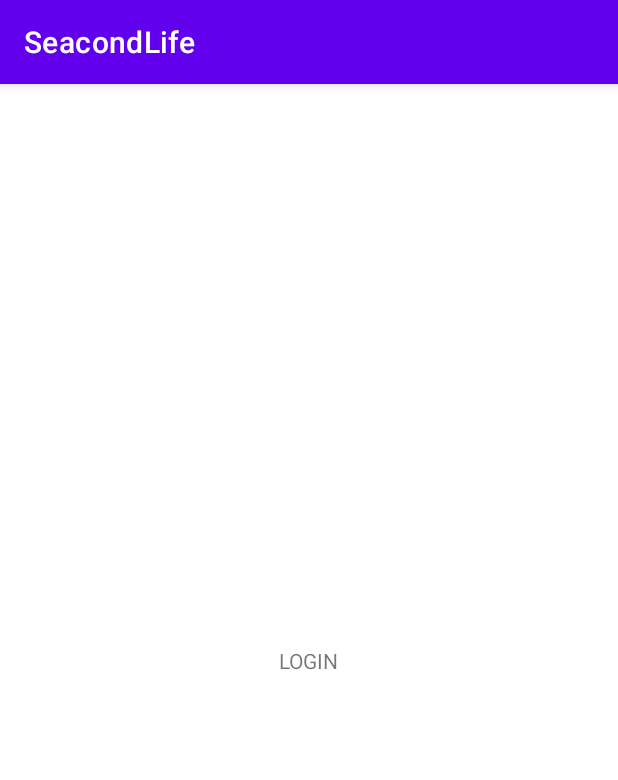
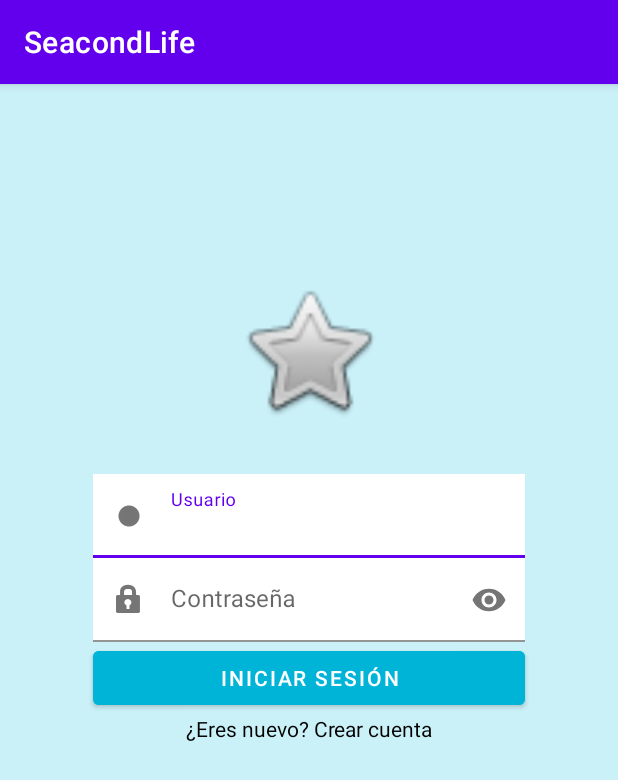
Before and after one commit to 6TenYi9/SeacondLife, an Android app: the screen it shows after launch (LoginActivity), on a phone screen of 412 x 824 dp. Shown: the top 780 px of the screen. Run offline under Robolectric (Android 15) with nearby library versions, the phone set to English and light mode, and no system bars.

Commit message:
created XML for login activity

```diff
--- a/app/src/main/res/layout/activity_login.xml
+++ b/app/src/main/res/layout/activity_login.xml
@@ -4,15 +4,95 @@
     xmlns:tools="http://schemas.android.com/tools"
     android:layout_width="match_parent"
     android:layout_height="match_parent"
+    android:background="@color/verylightblue"
     tools:context=".LoginActivity">
 
+    <ImageView
+        android:id="@+id/logo"
+        android:layout_width="100dp"
+        android:layout_height="100dp"
+        android:layout_marginTop="128dp"
+        android:src="@android:drawable/btn_star"
+        app:layout_constraintEnd_toEndOf="parent"
+        app:layout_constraintStart_toStartOf="parent"
+        app:layout_constraintTop_toTopOf="parent" />
+
+    <com.google.android.material.textfield.TextInputLayout
+        android:id="@+id/tilUsername"
+        android:layout_width="0dp"
+        android:layout_height="wrap_content"
+        android:layout_marginTop="32dp"
+        app:layout_constraintEnd_toEndOf="@id/guideline2"
+        app:layout_constraintStart_toStartOf="@id/guideline1"
+        app:layout_constraintTop_toBottomOf="@id/logo"
+        app:startIconDrawable="@android:drawable/presence_online">
+
+        <EditText
+            android:layout_width="match_parent"
+            android:layout_height="wrap_content"
+            android:background="@color/white"
+            android:hint="Usuario"
+            android:imeOptions="actionDone" />
+
+    </com.google.android.material.textfield.TextInputLayout>
+
+    <com.google.android.material.textfield.TextInputLayout
+        android:id="@+id/tilPassword"
+        android:layout_width="0dp"
+        android:layout_height="wrap_content"
+        app:layout_constraintEnd_toEndOf="@id/guideline2"
+        app:layout_constraintStart_toStartOf="@id/guideline1"
+        app:layout_constraintTop_toBottomOf="@id/tilUsername"
+        app:passwordToggleEnabled="true"
+        app:startIconDrawable="@android:drawable/ic_lock_idle_lock">
+
+        <EditText
+            android:layout_width="match_parent"
+            android:layout_height="wrap_content"
+            android:background="@color/white"
+            android:hint="Contraseña"
+            android:inputType="textPassword">
+
+        </EditText>
+
+    </com.google.android.material.textfield.TextInputLayout>
+
+    <Button
+        android:id="@+id/buttonLogin"
+        android:layout_width="0dp"
+        android:layout_height="wrap_content"
+        android:backgroundTint="@color/blue"
+        android:text="INICIAR SESIÓN"
+        android:textColor="@color/white"
+        app:layout_constraintEnd_toEndOf="@id/guideline2"
+        app:layout_constraintStart_toStartOf="@id/guideline1"
+        app:layout_constraintTop_toBottomOf="@id/tilPassword" />
+
+
     <TextView
+        android:id="@+id/textSignup"
         android:layout_width="wrap_content"
         android:layout_height="wrap_content"
-        app:layout_constraintTop_toTopOf="parent"
-        app:layout_constraintBottom_toBottomOf="parent"
-        app:layout_constraintLeft_toLeftOf="parent"
-        app:layout_constraintRight_toRightOf="parent"
-        android:text="LOGIN"/>
+        android:gravity="center"
+        android:text="¿Eres nuevo? Crear cuenta"
+        android:textColor="@color/black"
+        app:layout_constraintEnd_toStartOf="@id/guideline2"
+        app:layout_constraintStart_toStartOf="@id/guideline1"
+        app:layout_constraintTop_toBottomOf="@+id/buttonLogin" />
+
+
+    <androidx.constraintlayout.widget.Guideline
+        android:id="@+id/guideline1"
+        android:layout_width="wrap_content"
+        android:layout_height="wrap_content"
+        android:orientation="vertical"
+        app:layout_constraintGuide_percent="0.15" />
+
+    <androidx.constraintlayout.widget.Guideline
+        android:id="@+id/guideline2"
+        android:layout_width="wrap_content"
+        android:layout_height="wrap_content"
+        android:orientation="vertical"
+        app:layout_constraintGuide_percent="0.85" />
 
 </androidx.constraintlayout.widget.ConstraintLayout>
```
